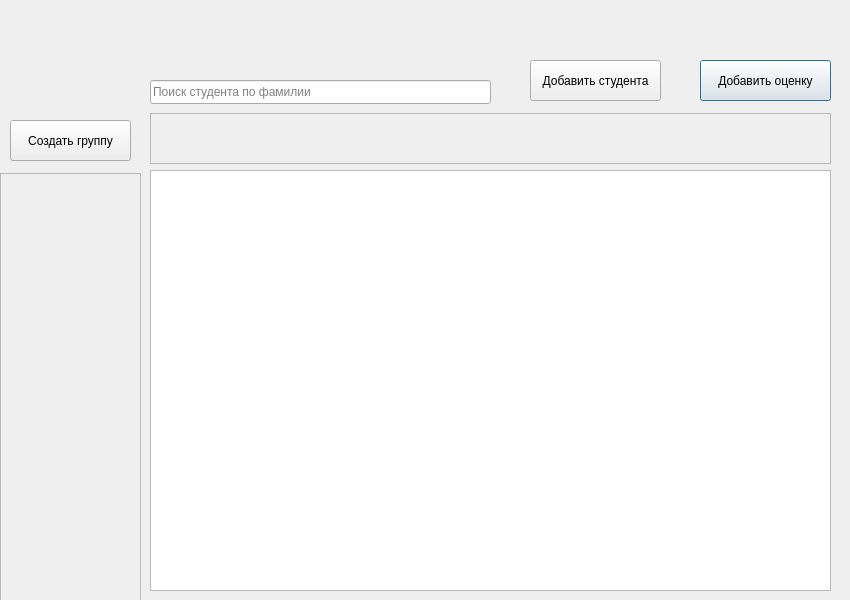
The window that mainwindow.ui (alpha4vit/polya-el-diary) describes before a commit, drawn with Qt 5.
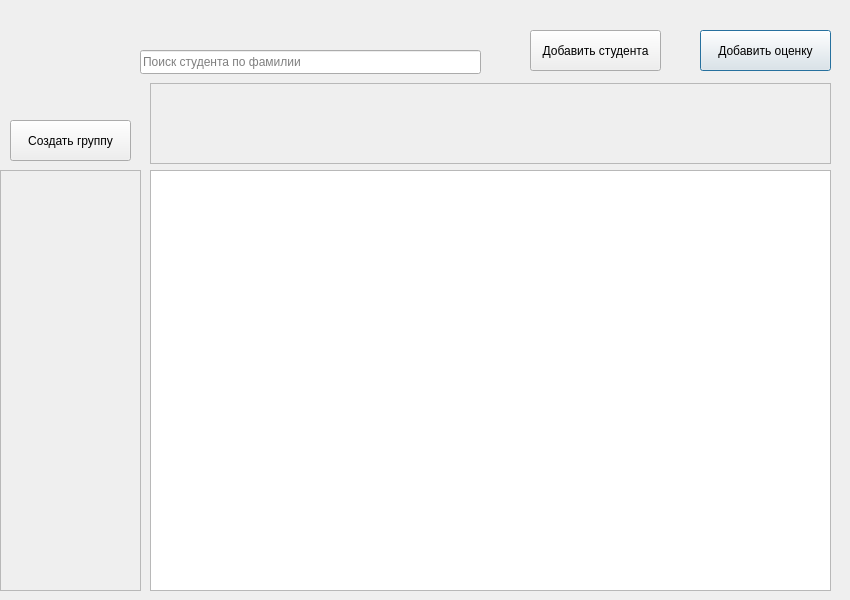
The same window after the commit.

Diff of the .ui file:
```diff
--- a/mainwindow.ui
+++ b/mainwindow.ui
@@ -29,7 +29,7 @@
    <property name="geometry">
     <rect>
      <x>700</x>
-     <y>60</y>
+     <y>30</y>
      <width>131</width>
      <height>41</height>
     </rect>
@@ -42,11 +42,20 @@
    <property name="geometry">
     <rect>
      <x>0</x>
-     <y>173</y>
+     <y>170</y>
      <width>141</width>
-     <height>431</height>
+     <height>421</height>
     </rect>
    </property>
+   <property name="verticalScrollBarPolicy">
+    <enum>Qt::ScrollBarAlwaysOff</enum>
+   </property>
+   <property name="horizontalScrollBarPolicy">
+    <enum>Qt::ScrollBarAlwaysOff</enum>
+   </property>
+   <property name="sizeAdjustPolicy">
+    <enum>QAbstractScrollArea::AdjustIgnored</enum>
+   </property>
    <property name="widgetResizable">
     <bool>true</bool>
    </property>
@@ -56,7 +65,7 @@
       <x>0</x>
       <y>0</y>
       <width>139</width>
-      <height>429</height>
+      <height>419</height>
      </rect>
     </property>
     <layout class="QVBoxLayout" name="verticalLayout"/>
@@ -76,9 +85,9 @@
    <property name="geometry">
     <rect>
      <x>150</x>
-     <y>113</y>
+     <y>83</y>
      <width>681</width>
-     <height>51</height>
+     <height>81</height>
     </rect>
    </property>
    <property name="widgetResizable">
@@ -90,7 +99,7 @@
       <x>0</x>
       <y>0</y>
       <width>679</width>
-      <height>49</height>
+      <height>79</height>
      </rect>
     </property>
     <layout class="QHBoxLayout" name="horizontalLayout"/>
@@ -99,8 +108,8 @@
   <widget class="QLineEdit" name="search_input">
    <property name="geometry">
     <rect>
-     <x>150</x>
-     <y>80</y>
+     <x>140</x>
+     <y>50</y>
      <width>341</width>
      <height>24</height>
     </rect>
@@ -129,7 +138,7 @@
    <property name="geometry">
     <rect>
      <x>530</x>
-     <y>60</y>
+     <y>30</y>
      <width>131</width>
      <height>41</height>
     </rect>
```
